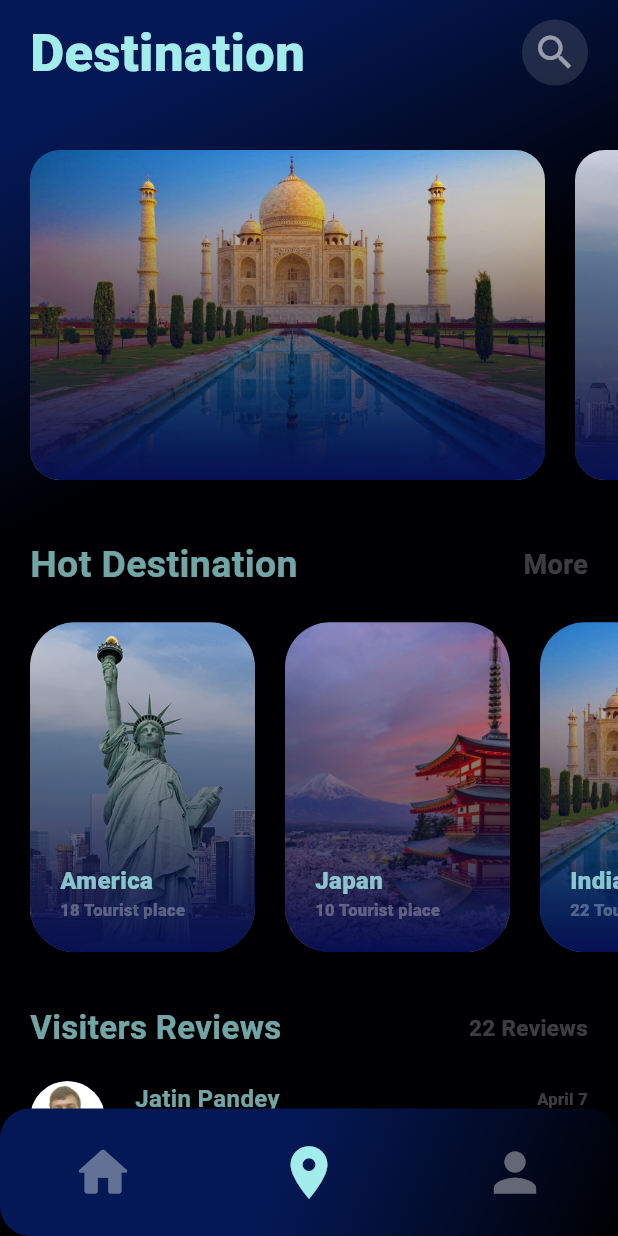
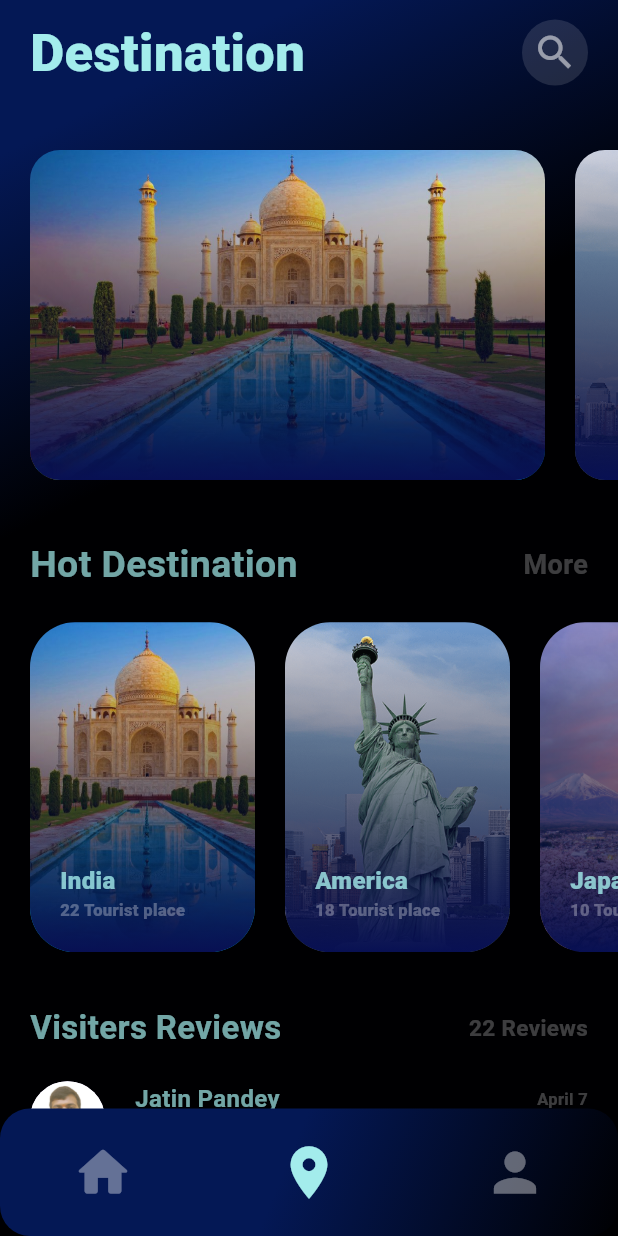
Before and after one commit to jatin-pandey01/Travel-App, a Flutter app: the screen it shows after launch, on a phone screen of 412 x 824 dp. Run offline on Flutter 3.47's test engine with Material 3 defaults, Android fonts, the phone set to English and light mode, and no system bars.

Commit message:
Final commit

```diff
--- a/lib/utils/model.dart
+++ b/lib/utils/model.dart
@@ -15,6 +15,13 @@ const destination = [
 
 const hotDestination = [
   {
+    'image':'images/taj.png',
+    'name':'India',
+    'noOfPlace':'22 Tourist place',
+    "info1":"India, a culturally diverse nation in South Asia, is famed for its ancient heritage, spiritual traditions, and bustling cities like Delhi, Mumbai, and Kolkata.",
+    "info2":"From the iconic landmarks such as the Taj Mahal to the scenic beauty of Kerala's backwaters and the majestic peaks of the Himalayas, India offers a tapestry of experiences that enchant travelers from around the globe. With its rich history, vibrant festivals, and delectable cuisine, India is a land of contrasts and endless discovery."
+  },
+  {
     'image':'images/USA.png',
     'name':'America',
     'noOfPlace':'18 Tourist place',
@@ -29,13 +36,6 @@ const hotDestination = [
     "info2":"Renowned for its exquisite cuisine, from sushi to ramen, and its vibrant cultural festivals such as cherry blossom viewing and traditional tea ceremonies, Japan offers a captivating blend of history, innovation, and natural beauty."
   },
   {
-    'image':'images/taj.png',
-    'name':'India',
-    'noOfPlace':'22 Tourist place',
-    "info1":"India, a culturally diverse nation in South Asia, is famed for its ancient heritage, spiritual traditions, and bustling cities like Delhi, Mumbai, and Kolkata.",
-    "info2":"From the iconic landmarks such as the Taj Mahal to the scenic beauty of Kerala's backwaters and the majestic peaks of the Himalayas, India offers a tapestry of experiences that enchant travelers from around the globe. With its rich history, vibrant festivals, and delectable cuisine, India is a land of contrasts and endless discovery."
-  },
-  {
     'image':'images/England.jpeg',
     'name':'UK',
     'noOfPlace':'16 Tourist place',
```
